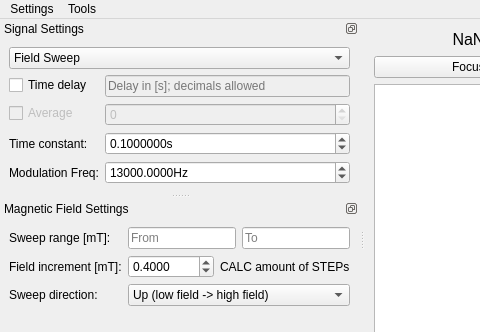
First picture: the form in FMR-Measurement-UI-15-08.ui, repository WiemelerJo/FMR-Measurement-UI, before the edit; both pictures show x 0 to 480 and y 0 to 332 of the 1010 by 480 pixel window.
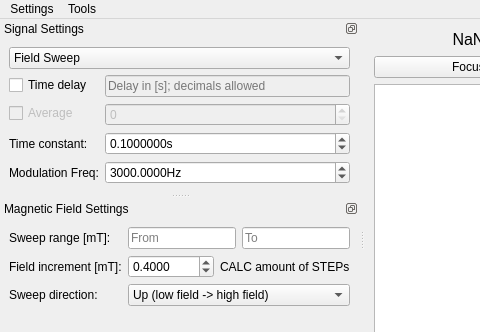
Second picture: the form after the edit. Custom widgets are drawn as their Qt base class.

Patch:
```diff
--- a/FMR-Measurement-UI-15-08.ui
+++ b/FMR-Measurement-UI-15-08.ui
@@ -265,7 +265,7 @@
         <double>1.000000000000000</double>
        </property>
        <property name="value">
-        <double>13000.000000000000000</double>
+        <double>3000.000000000000000</double>
        </property>
       </widget>
      </item>
```
